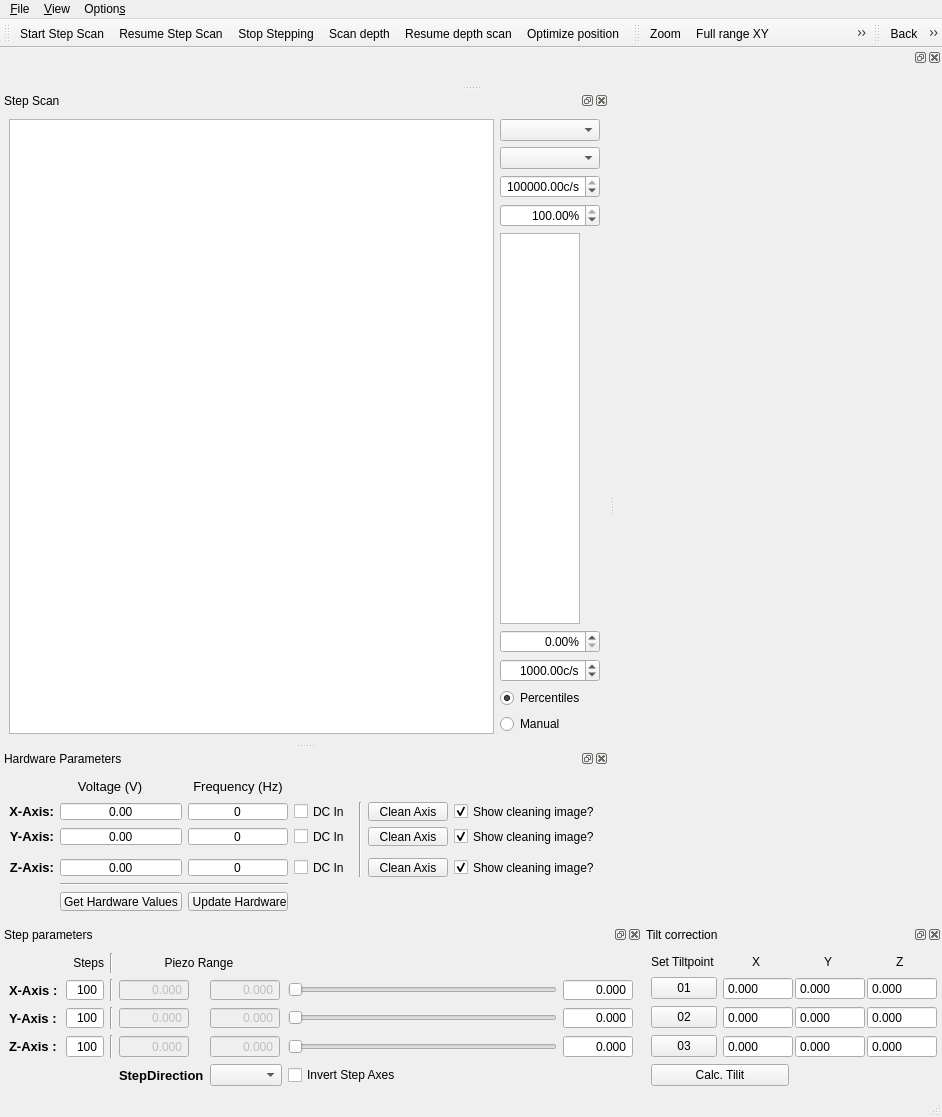
Ulm-IQO/qudi, file gui/confocal_stepper/ui_confocal_stepper_gui.ui: the form before one commit.
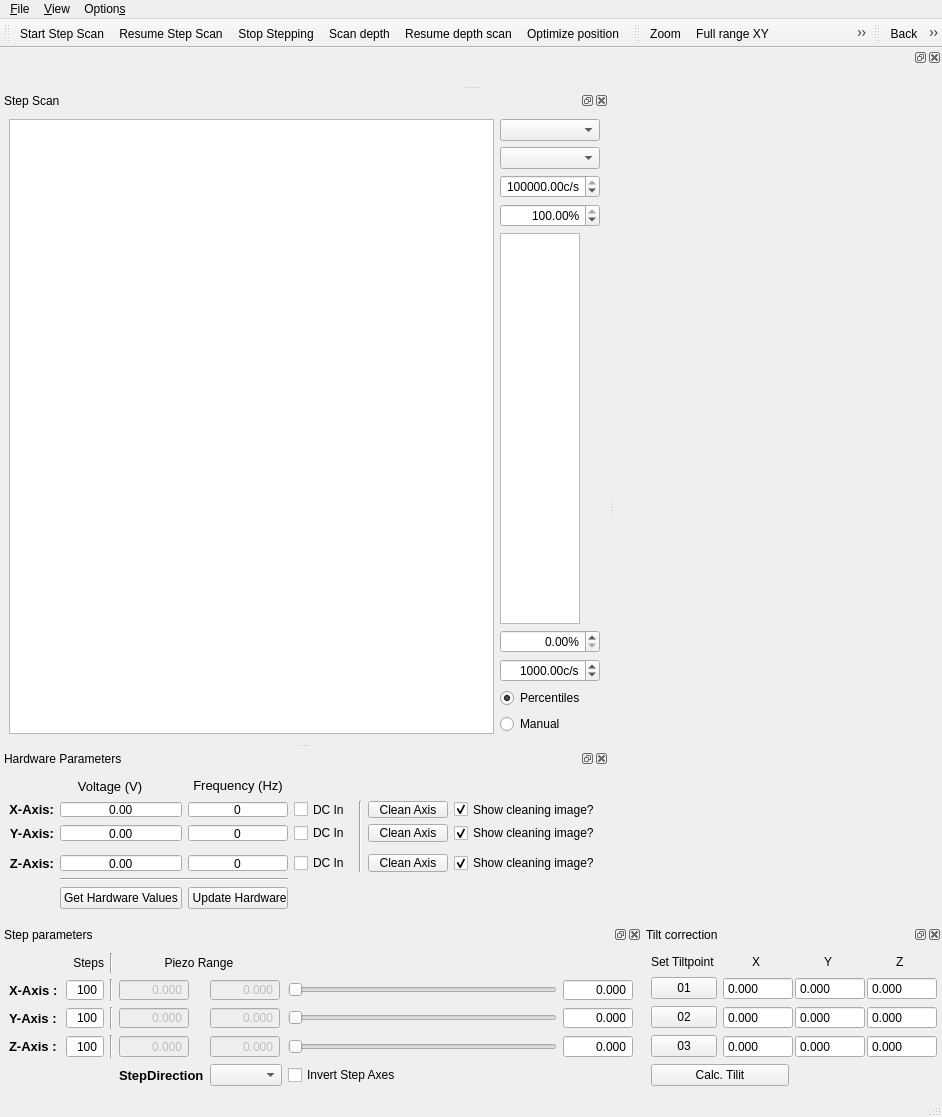
The form after the commit. Icons and pictures are not drawn. Custom widgets are drawn as their Qt base class.

Commit message: Changed button position

Diff of the .ui file:
```diff
--- a/gui/confocal_stepper/ui_confocal_stepper_gui.ui
+++ b/gui/confocal_stepper/ui_confocal_stepper_gui.ui
@@ -1699,25 +1699,6 @@
        </property>
       </widget>
      </item>
-     <item row="7" column="2">
-      <widget class="QPushButton" name="read_hardware_pushButton">
-       <property name="sizePolicy">
-        <sizepolicy hsizetype="Minimum" vsizetype="Fixed">
-         <horstretch>0</horstretch>
-         <verstretch>0</verstretch>
-        </sizepolicy>
-       </property>
-       <property name="maximumSize">
-        <size>
-         <width>150</width>
-         <height>16777215</height>
-        </size>
-       </property>
-       <property name="text">
-        <string>Get Hardware Values</string>
-       </property>
-      </widget>
-     </item>
      <item row="5" column="6">
       <widget class="QPushButton" name="clean_z_axis_pushButton">
        <property name="maximumSize">
@@ -1997,25 +1978,6 @@
        </property>
       </widget>
      </item>
-     <item row="7" column="3">
-      <widget class="QPushButton" name="update_hardware_pushButton">
-       <property name="sizePolicy">
-        <sizepolicy hsizetype="Expanding" vsizetype="Fixed">
-         <horstretch>0</horstretch>
-         <verstretch>0</verstretch>
-        </sizepolicy>
-       </property>
-       <property name="maximumSize">
-        <size>
-         <width>100</width>
-         <height>16777215</height>
-        </size>
-       </property>
-       <property name="text">
-        <string> Update Hardware</string>
-       </property>
-      </widget>
-     </item>
      <item row="5" column="3">
       <widget class="QSpinBox" name="z_frequency_spinBox">
        <property name="sizePolicy">
@@ -2149,6 +2111,50 @@
        </property>
       </widget>
      </item>
+     <item row="7" column="3" rowspan="2">
+      <widget class="QPushButton" name="update_hardware_pushButton">
+       <property name="sizePolicy">
+        <sizepolicy hsizetype="Expanding" vsizetype="Fixed">
+         <horstretch>0</horstretch>
+         <verstretch>0</verstretch>
+        </sizepolicy>
+       </property>
+       <property name="maximumSize">
+        <size>
+         <width>100</width>
+         <height>16777215</height>
+        </size>
+       </property>
+       <property name="text">
+        <string> Update Hardware</string>
+       </property>
+      </widget>
+     </item>
+     <item row="7" column="2" rowspan="2">
+      <widget class="QPushButton" name="read_hardware_pushButton">
+       <property name="sizePolicy">
+        <sizepolicy hsizetype="Minimum" vsizetype="Fixed">
+         <horstretch>0</horstretch>
+         <verstretch>0</verstretch>
+        </sizepolicy>
+       </property>
+       <property name="minimumSize">
+        <size>
+         <width>0</width>
+         <height>10</height>
+        </size>
+       </property>
+       <property name="maximumSize">
+        <size>
+         <width>150</width>
+         <height>16777215</height>
+        </size>
+       </property>
+       <property name="text">
+        <string>Get Hardware Values</string>
+       </property>
+      </widget>
+     </item>
     </layout>
     <zorder>horizontalLayoutWidget_3</zorder>
     <zorder>x_axis_hardware_label</zorder>
```
